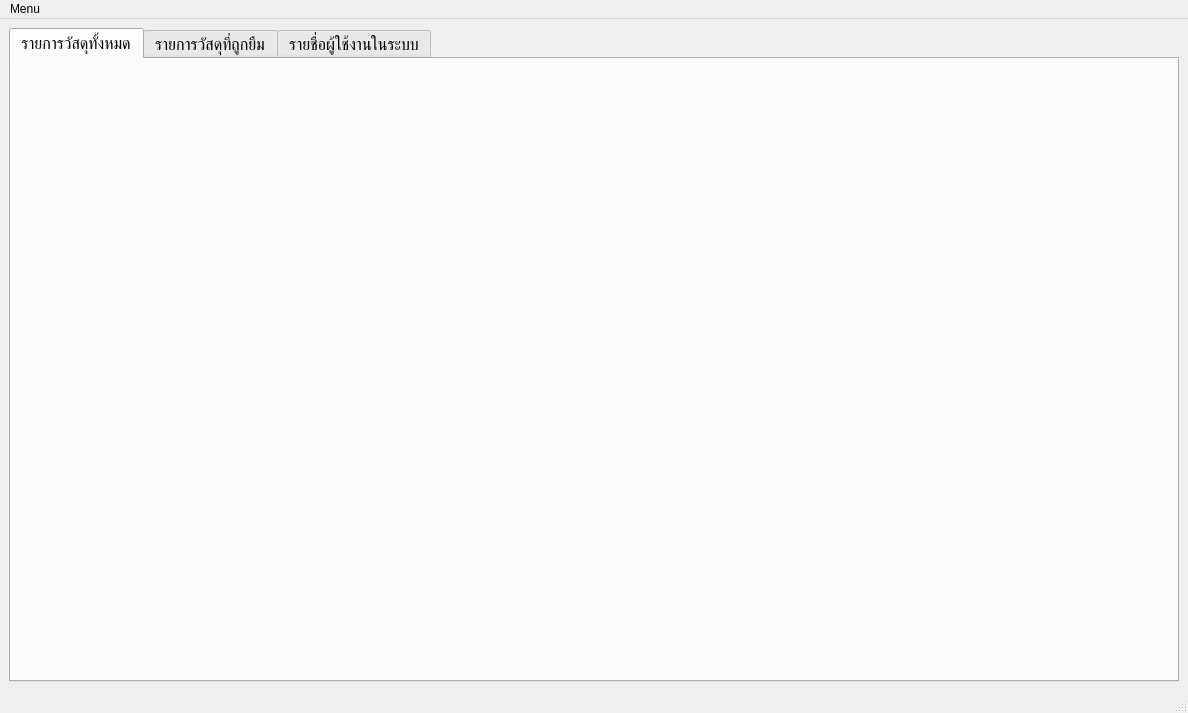
Old version of the form UI/Main.ui in the repository oatanurakch/POS_UI.
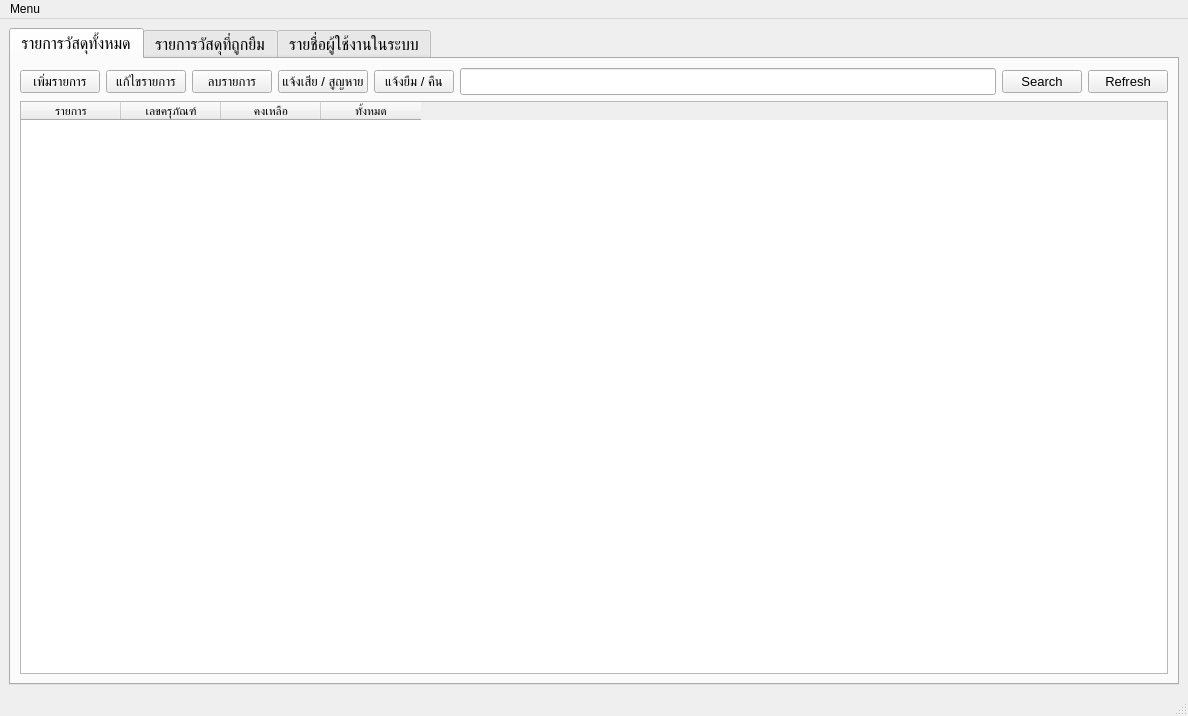
New version of the form.

Commit message: update function object edit, add

The edit to the form file:
```diff
--- a/UI/Main.ui
+++ b/UI/Main.ui
@@ -7,7 +7,7 @@
     <x>0</x>
     <y>0</y>
     <width>1188</width>
-    <height>713</height>
+    <height>716</height>
    </rect>
   </property>
   <property name="windowTitle">
@@ -29,6 +29,158 @@
        <attribute name="title">
         <string>รายการวัสดุทั้งหมด</string>
        </attribute>
+       <layout class="QGridLayout" name="gridLayout_3">
+        <item row="0" column="0">
+         <widget class="QPushButton" name="addObj">
+          <property name="font">
+           <font>
+            <pointsize>10</pointsize>
+           </font>
+          </property>
+          <property name="text">
+           <string>เพิ่มรายการ</string>
+          </property>
+         </widget>
+        </item>
+        <item row="0" column="1">
+         <widget class="QPushButton" name="editObj">
+          <property name="font">
+           <font>
+            <pointsize>10</pointsize>
+           </font>
+          </property>
+          <property name="text">
+           <string>แก้ไขรายการ</string>
+          </property>
+         </widget>
+        </item>
+        <item row="0" column="2">
+         <widget class="QPushButton" name="deleteObj">
+          <property name="font">
+           <font>
+            <pointsize>10</pointsize>
+           </font>
+          </property>
+          <property name="text">
+           <string>ลบรายการ</string>
+          </property>
+         </widget>
+        </item>
+        <item row="0" column="3">
+         <widget class="QPushButton" name="loss_or_broke">
+          <property name="sizePolicy">
+           <sizepolicy hsizetype="Fixed" vsizetype="Fixed">
+            <horstretch>0</horstretch>
+            <verstretch>0</verstretch>
+           </sizepolicy>
+          </property>
+          <property name="font">
+           <font>
+            <pointsize>10</pointsize>
+           </font>
+          </property>
+          <property name="text">
+           <string>แจ้งเสีย / สูญหาย</string>
+          </property>
+         </widget>
+        </item>
+        <item row="0" column="4">
+         <widget class="QPushButton" name="borrow_or_return">
+          <property name="sizePolicy">
+           <sizepolicy hsizetype="Fixed" vsizetype="Fixed">
+            <horstretch>0</horstretch>
+            <verstretch>0</verstretch>
+           </sizepolicy>
+          </property>
+          <property name="font">
+           <font>
+            <pointsize>10</pointsize>
+           </font>
+          </property>
+          <property name="text">
+           <string>แจ้งยืม / คืน</string>
+          </property>
+         </widget>
+        </item>
+        <item row="0" column="5">
+         <widget class="QLineEdit" name="ObjSearch"/>
+        </item>
+        <item row="0" column="6">
+         <widget class="QPushButton" name="SearchObjList">
+          <property name="sizePolicy">
+           <sizepolicy hsizetype="Fixed" vsizetype="Fixed">
+            <horstretch>0</horstretch>
+            <verstretch>0</verstretch>
+           </sizepolicy>
+          </property>
+          <property name="font">
+           <font>
+            <pointsize>10</pointsize>
+           </font>
+          </property>
+          <property name="text">
+           <string>Search</string>
+          </property>
+         </widget>
+        </item>
+        <item row="0" column="7">
+         <widget class="QPushButton" name="refreshObj">
+          <property name="sizePolicy">
+           <sizepolicy hsizetype="Fixed" vsizetype="Fixed">
+            <horstretch>0</horstretch>
+            <verstretch>0</verstretch>
+           </sizepolicy>
+          </property>
+          <property name="font">
+           <font>
+            <pointsize>10</pointsize>
+           </font>
+          </property>
+          <property name="text">
+           <string>Refresh</string>
+          </property>
+         </widget>
+        </item>
+        <item row="1" column="0" colspan="8">
+         <widget class="QTableWidget" name="tableListObject">
+          <property name="autoScroll">
+           <bool>true</bool>
+          </property>
+          <property name="autoScrollMargin">
+           <number>16</number>
+          </property>
+          <property name="sortingEnabled">
+           <bool>false</bool>
+          </property>
+          <attribute name="horizontalHeaderCascadingSectionResizes">
+           <bool>false</bool>
+          </attribute>
+          <attribute name="horizontalHeaderMinimumSectionSize">
+           <number>36</number>
+          </attribute>
+          <column>
+           <property name="text">
+            <string>รายการ</string>
+           </property>
+          </column>
+          <column>
+           <property name="text">
+            <string>เลขครุภัณฑ์</string>
+           </property>
+          </column>
+          <column>
+           <property name="text">
+            <string>คงเหลือ</string>
+           </property>
+          </column>
+          <column>
+           <property name="text">
+            <string>ทั้งหมด</string>
+           </property>
+          </column>
+         </widget>
+        </item>
+       </layout>
       </widget>
       <widget class="QWidget" name="Obj_br">
        <attribute name="title">
```
Left out of the diff: 11 changed lines with no effect on the pictures. The commit also changes 12 other files.
